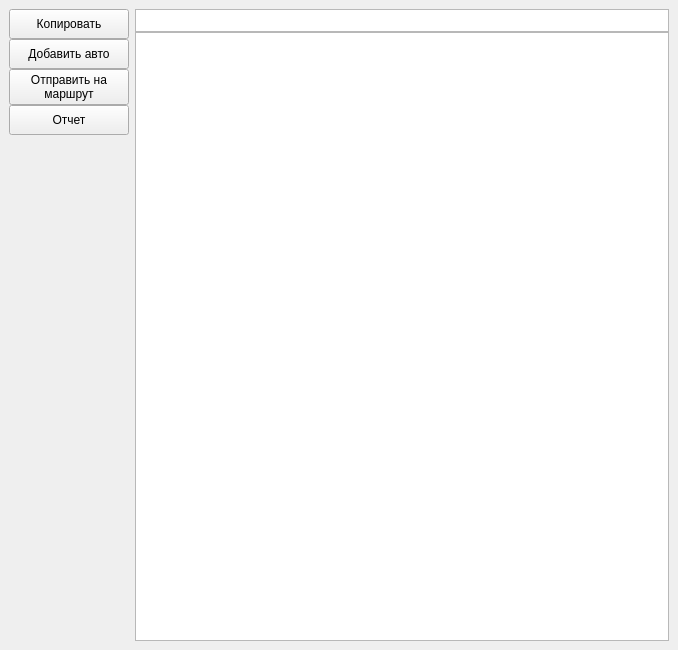
Above: files/ui/design.ui from apolieshchuk/logist-report before the change. Below: the same form after it.
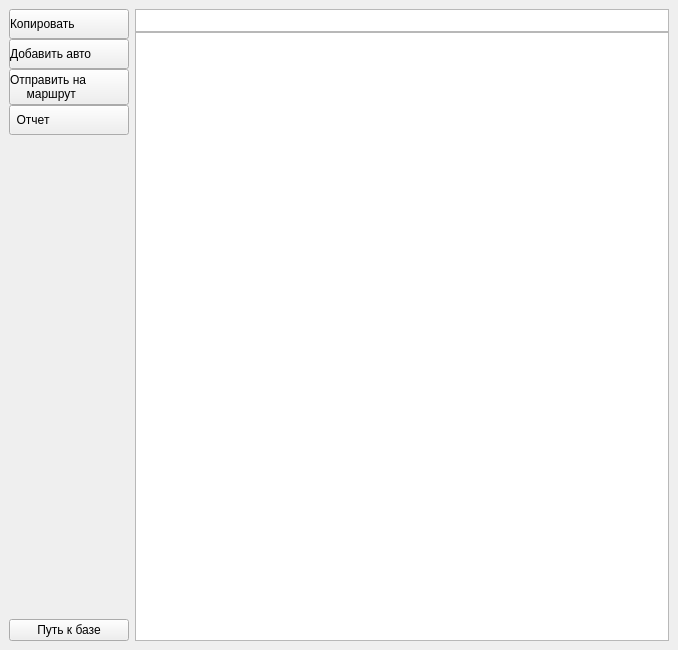
That is the form after the change. Icons and pictures are not drawn.

What changed in the file:
```diff
--- a/files/ui/design.ui
+++ b/files/ui/design.ui
@@ -49,9 +49,22 @@
           <height>16777215</height>
          </size>
         </property>
+        <property name="styleSheet">
+         <string notr="true">Text-align:left</string>
+        </property>
         <property name="text">
          <string>Копировать</string>
         </property>
+        <property name="icon">
+         <iconset resource="../qtimg.qrc">
+          <normaloff>:/files/icons/copy.png</normaloff>:/files/icons/copy.png</iconset>
+        </property>
+        <property name="iconSize">
+         <size>
+          <width>32</width>
+          <height>32</height>
+         </size>
+        </property>
        </widget>
       </item>
       <item alignment="Qt::AlignTop">
@@ -62,9 +75,22 @@
           <height>30</height>
          </size>
         </property>
+        <property name="styleSheet">
+         <string notr="true">Text-align:left</string>
+        </property>
         <property name="text">
          <string>Добавить авто</string>
         </property>
+        <property name="icon">
+         <iconset resource="../qtimg.qrc">
+          <normaloff>:/files/icons/addauto.png</normaloff>:/files/icons/addauto.png</iconset>
+        </property>
+        <property name="iconSize">
+         <size>
+          <width>32</width>
+          <height>32</height>
+         </size>
+        </property>
        </widget>
       </item>
       <item>
@@ -75,9 +101,22 @@
           <height>30</height>
          </size>
         </property>
+        <property name="styleSheet">
+         <string notr="true">Text-align:left</string>
+        </property>
         <property name="text">
          <string>Отправить на
-маршрут</string>
+     маршрут</string>
+        </property>
+        <property name="icon">
+         <iconset resource="../qtimg.qrc">
+          <normaloff>:/files/icons/goauto.png</normaloff>:/files/icons/goauto.png</iconset>
+        </property>
+        <property name="iconSize">
+         <size>
+          <width>32</width>
+          <height>32</height>
+         </size>
         </property>
        </widget>
       </item>
@@ -89,8 +128,24 @@
           <height>30</height>
          </size>
         </property>
+        <property name="autoFillBackground">
+         <bool>false</bool>
+        </property>
+        <property name="styleSheet">
+         <string notr="true">Text-align:left</string>
+        </property>
         <property name="text">
-         <string>Отчет</string>
+         <string>  Отчет</string>
+        </property>
+        <property name="icon">
+         <iconset resource="../qtimg.qrc">
+          <normaloff>:/files/icons/report.png</normaloff>:/files/icons/report.png</iconset>
+        </property>
+        <property name="iconSize">
+         <size>
+          <width>32</width>
+          <height>32</height>
+         </size>
         </property>
        </widget>
       </item>
@@ -107,6 +162,13 @@
         </property>
        </spacer>
       </item>
+      <item>
+       <widget class="QPushButton" name="path_but">
+        <property name="text">
+         <string>Путь к базе</string>
+        </property>
+       </widget>
+      </item>
      </layout>
     </item>
     <item>
```
Left out of the diff: 4 changed lines with no effect on the pictures.
